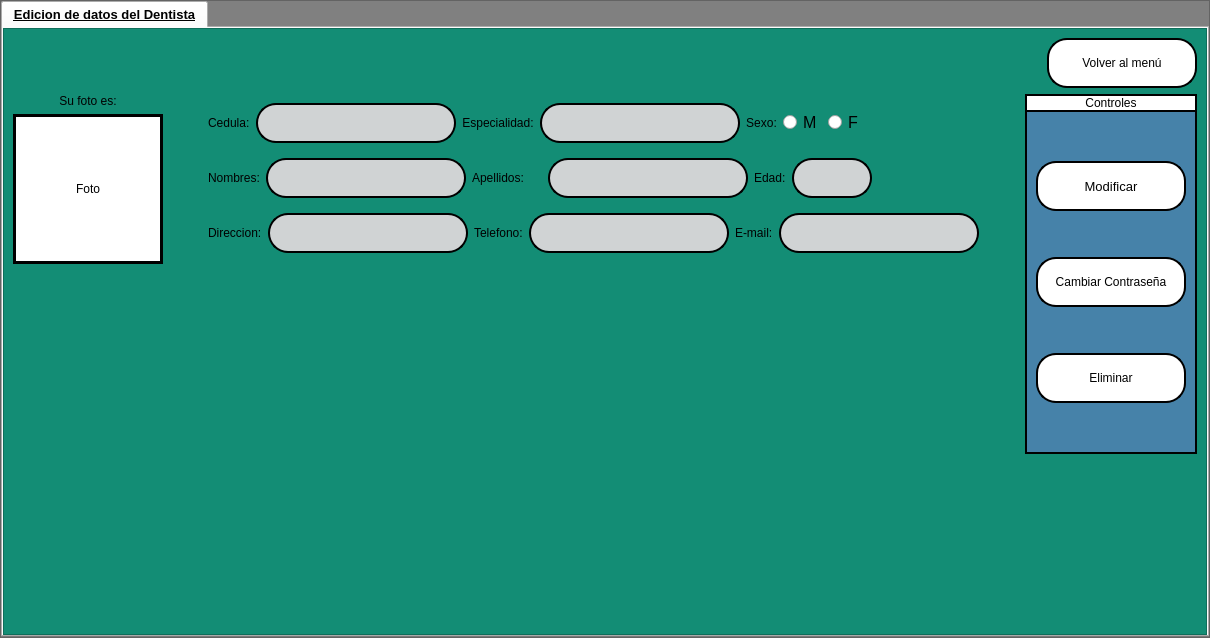
Reinaldito04/App-Consultas-y-Historias-Medicas, file interfaces/edicion.ui: the form before one commit.
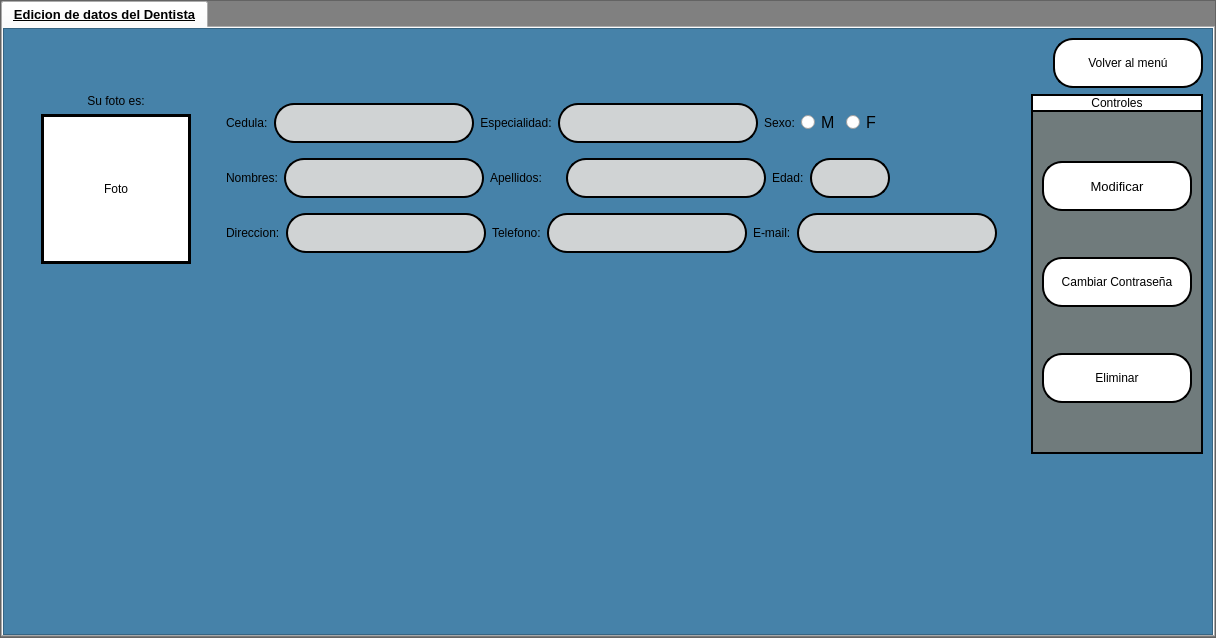
The form after the commit. Icons and pictures are not drawn.

Commit message: cambiio de paleta en ui

What changed in the file:
```diff
--- a/interfaces/edicion.ui
+++ b/interfaces/edicion.ui
@@ -6,7 +6,7 @@
    <rect>
     <x>0</x>
     <y>0</y>
-    <width>1210</width>
+    <width>1216</width>
     <height>638</height>
    </rect>
   </property>
@@ -93,7 +93,7 @@
             <widget class="QFrame" name="frame_3">
              <property name="styleSheet">
               <string notr="true">QFrame{
-background-color:#138D75;
+background-color:rgb(70, 130, 169);
 	font: 12pt &quot;Microsoft Sans Serif&quot;;
 }
 QTableWidget{
@@ -170,6 +170,19 @@
               </item>
               <item>
                <layout class="QHBoxLayout" name="horizontalLayout_16">
+                <item>
+                 <spacer name="horizontalSpacer_5">
+                  <property name="orientation">
+                   <enum>Qt::Horizontal</enum>
+                  </property>
+                  <property name="sizeHint" stdset="0">
+                   <size>
+                    <width>40</width>
+                    <height>20</height>
+                   </size>
+                  </property>
+                 </spacer>
+                </item>
                 <item>
                  <layout class="QVBoxLayout" name="verticalLayout_11">
                   <item>
@@ -633,8 +646,8 @@
                   <item>
                    <widget class="QFrame" name="frame_5">
                     <property name="styleSheet">
-                     <string notr="true">QFrame{
-	background-color:rgb(70, 130, 169);
+                     <string notr="true">QFrame{	
+background-color:#707B7C;
 border-right:2px solid rgb(0,0,0);
 border-left:2px solid rgb(0,0,0);
 border-bottom:2px solid rgb(0,0,0);
@@ -790,6 +803,19 @@
                 </item>
                </layout>
               </item>
+              <item>
+               <spacer name="verticalSpacer_4">
+                <property name="orientation">
+                 <enum>Qt::Vertical</enum>
+                </property>
+                <property name="sizeHint" stdset="0">
+                 <size>
+                  <width>20</width>
+                  <height>40</height>
+                 </size>
+                </property>
+               </spacer>
+              </item>
              </layout>
             </widget>
            </item>
```
Left out of the diff: 2 changed lines with no effect on the pictures. The commit also changes 7 other files.
